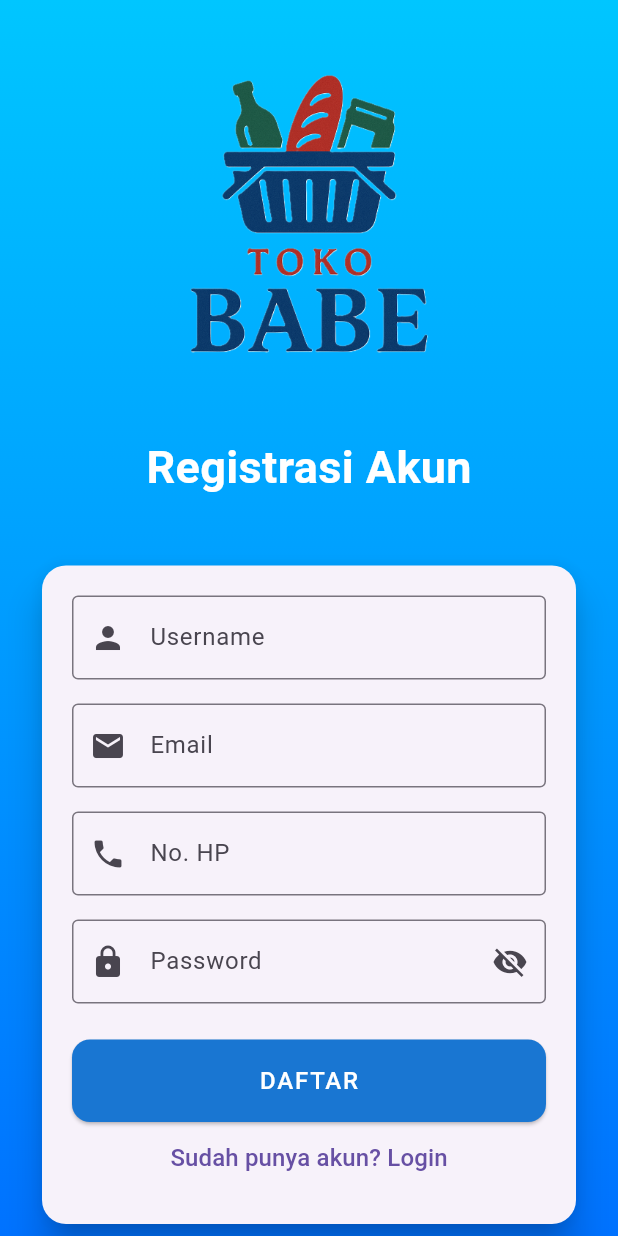
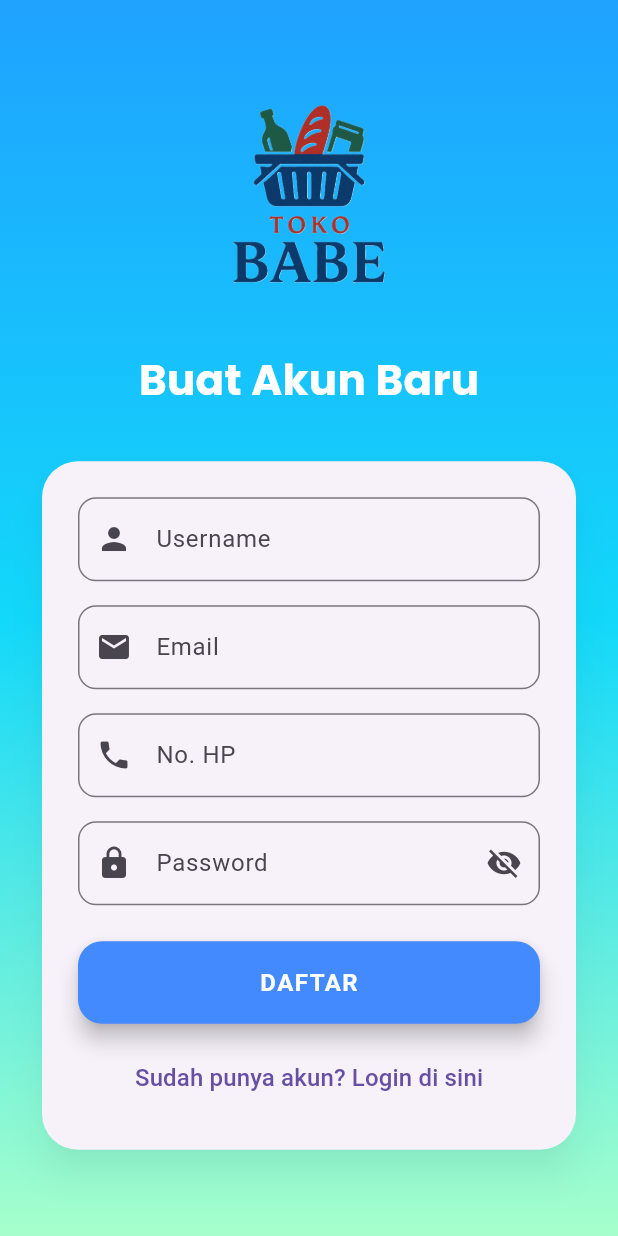
Before and after one commit to MoonCat-Meow/app_tokoklontong, a Flutter app: the RegisterScreen screen opened directly, on a phone screen of 412 x 824 dp. Run offline on Flutter 3.47's test engine with Material 3 defaults, Android fonts, the phone set to English and light mode, and no system bars; our stand-ins replace get, google_fonts, supabase_flutter; accounts and stored records are empty.

Commit message:
updateLoginScreen2

```diff
--- a/lib/screen/register_screen.dart
+++ b/lib/screen/register_screen.dart
@@ -1,7 +1,9 @@
+import 'package:flutter/material.dart';
+import 'package:get/get.dart';
+import 'package:google_fonts/google_fonts.dart';
+
 import 'package:app_tokoklontong/providers/auth_provider.dart';
 import 'package:app_tokoklontong/screen/login_screen.dart';
-import 'package:flutter/material.dart';
-import 'package:get/get.dart';
 
 class RegisterScreen extends StatefulWidget {
   const RegisterScreen({Key? key}) : super(key: key);
@@ -55,50 +57,51 @@ class _RegisterScreenState extends State<RegisterScreen> {
       body: Container(
         decoration: const BoxDecoration(
           gradient: LinearGradient(
-            colors: [Color(0xFF00C6FF), Color(0xFF0072FF)],
+            colors: [Color(0xFF1FA2FF), Color(0xFF12D8FA), Color(0xFFA6FFCB)],
             begin: Alignment.topCenter,
             end: Alignment.bottomCenter,
           ),
         ),
         child: Center(
           child: SingleChildScrollView(
-            child: Padding(
             padding: const EdgeInsets.all(24),
             child: Column(
               children: [
                 Image.asset(
                   'assets/images/TokoBabe2D.png',
-                    height: 250,
-                    width: 250,
+                  height: 160,
                   fit: BoxFit.contain,
                 ),
-                  const SizedBox(height: 16),
-                  const Text(
-                    'Registrasi Akun',
-                    style: TextStyle(
-                      fontSize: 30,
+                const SizedBox(height: 20),
+                Text(
+                  'Buat Akun Baru',
+                  style: GoogleFonts.poppins(
+                    fontSize: 28,
                     color: Colors.white,
-                      fontWeight: FontWeight.bold,
+                    fontWeight: FontWeight.w700,
                   ),
                 ),
-                  const SizedBox(height: 40),
+                const SizedBox(height: 30),
                 Card(
                   shape: RoundedRectangleBorder(
-                      borderRadius: BorderRadius.circular(16),
+                    borderRadius: BorderRadius.circular(24),
                   ),
                   elevation: 10,
+                  shadowColor: Colors.black26,
                   child: Padding(
-                      padding: const EdgeInsets.all(20),
+                    padding: const EdgeInsets.all(24),
                     child: Form(
                       key: _formKey,
                       child: Column(
                         children: [
                           TextFormField(
                             controller: _usernameController,
-                              decoration: const InputDecoration(
-                                prefixIcon: Icon(Icons.person),
+                            decoration: InputDecoration(
+                              prefixIcon: const Icon(Icons.person),
                               labelText: 'Username',
-                                border: OutlineInputBorder(),
+                              border: OutlineInputBorder(
+                                borderRadius: BorderRadius.circular(12),
+                              ),
                             ),
                             validator:
                                 (value) =>
@@ -109,12 +112,14 @@ class _RegisterScreenState extends State<RegisterScreen> {
                           const SizedBox(height: 16),
                           TextFormField(
                             controller: _emailController,
-                              decoration: const InputDecoration(
-                                prefixIcon: Icon(Icons.email),
+                            keyboardType: TextInputType.emailAddress,
+                            decoration: InputDecoration(
+                              prefixIcon: const Icon(Icons.email),
                               labelText: 'Email',
-                                border: OutlineInputBorder(),
+                              border: OutlineInputBorder(
+                                borderRadius: BorderRadius.circular(12),
                               ),
-                              keyboardType: TextInputType.emailAddress,
+                            ),
                             validator:
                                 (value) =>
                                     value!.isEmpty
@@ -124,12 +129,14 @@ class _RegisterScreenState extends State<RegisterScreen> {
                           const SizedBox(height: 16),
                           TextFormField(
                             controller: _nohpController,
-                              decoration: const InputDecoration(
-                                prefixIcon: Icon(Icons.phone),
+                            keyboardType: TextInputType.phone,
+                            decoration: InputDecoration(
+                              prefixIcon: const Icon(Icons.phone),
                               labelText: 'No. HP',
-                                border: OutlineInputBorder(),
+                              border: OutlineInputBorder(
+                                borderRadius: BorderRadius.circular(12),
                               ),
-                              keyboardType: TextInputType.phone,
+                            ),
                             validator:
                                 (value) =>
                                     value!.isEmpty
@@ -143,7 +150,9 @@ class _RegisterScreenState extends State<RegisterScreen> {
                             decoration: InputDecoration(
                               prefixIcon: const Icon(Icons.lock),
                               labelText: 'Password',
-                                border: const OutlineInputBorder(),
+                              border: OutlineInputBorder(
+                                borderRadius: BorderRadius.circular(12),
+                              ),
                               suffixIcon: IconButton(
                                 icon: Icon(
                                   _obscureText
@@ -169,29 +178,31 @@ class _RegisterScreenState extends State<RegisterScreen> {
                             child: ElevatedButton(
                               onPressed: _register,
                               style: ElevatedButton.styleFrom(
+                                backgroundColor: Colors.blueAccent,
                                 padding: const EdgeInsets.symmetric(
                                   vertical: 16,
                                 ),
-                                  backgroundColor: Colors.blue.shade700,
                                 shape: RoundedRectangleBorder(
-                                    borderRadius: BorderRadius.circular(12),
+                                  borderRadius: BorderRadius.circular(16),
                                 ),
+                                elevation: 6,
                               ),
                               child: const Text(
                                 'DAFTAR',
                                 style: TextStyle(
                                   fontSize: 16,
-                                    letterSpacing: 1.2,
                                   color: Colors.white,
+                                  fontWeight: FontWeight.bold,
+                                  letterSpacing: 1,
                                 ),
                               ),
                             ),
                           ),
+                          const SizedBox(height: 12),
                           TextButton(
-                              onPressed:
-                                  () => Get.off(() => const LoginScreen()),
+                            onPressed: () => Get.off(() => const LoginScreen()),
                             child: const Text(
-                                'Sudah punya akun? Login',
+                              'Sudah punya akun? Login di sini',
                               style: TextStyle(fontSize: 16),
                             ),
                           ),
@@ -205,7 +216,6 @@ class _RegisterScreenState extends State<RegisterScreen> {
           ),
         ),
       ),
-      ),
     );
   }
 }
--- a/pubspec.yaml
+++ b/pubspec.yaml
@@ -32,6 +32,7 @@ dependencies:
     sdk: flutter
   get: ^4.6.6
   google_fonts: ^6.1.0
+  animated_bottom_navigation_bar: ^1.4.0
   supabase_flutter: ^1.10.17 # atau versi terbaru
 
   # The following adds the Cupertino Icons font to your application.
```
Also changed, not shown: lib/screen/splash_screem.dart (+35 -19 lines), pubspec.lock. Lines whose indentation alone changed are shown as unchanged.
